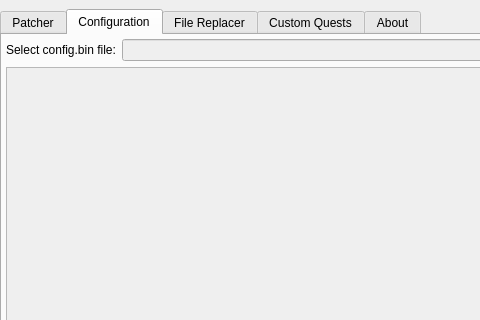
Above: qt_ui.ui from FUComplete/FUCTool before the change; both pictures show x 0 to 480 and y 0 to 320 of the 644 by 590 pixel window. Below: the same form after it.
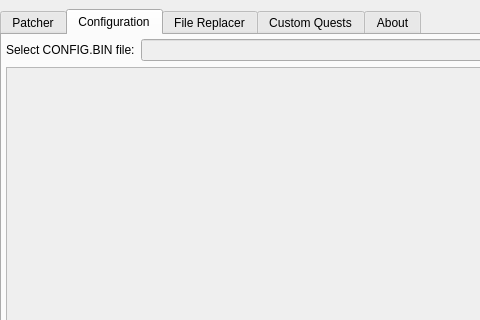
That is the form after the change. The open tabs and pages were chosen to show the change. Icons and pictures are not drawn.

Commit message: change config.bin, file.bin and nativePSP to uppercase

```diff
--- a/qt_ui.ui
+++ b/qt_ui.ui
@@ -177,7 +177,7 @@
          <item>
           <widget class="QLabel" name="label_2">
            <property name="text">
-            <string notr="true">Select config.bin file:</string>
+            <string notr="true">Select CONFIG.BIN file:</string>
            </property>
           </widget>
          </item>
```
Left out of the diff: 2 changed lines with no effect on the pictures. The commit also changes 4 other files.
